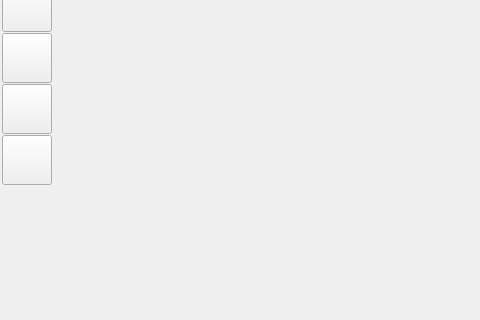
The window that ui/main_window.ui (zkovari/plotlyst) describes before a commit, drawn with Qt 5; both pictures show x 0 to 480 and y 221 to 541 of the 865 by 665 pixel window.
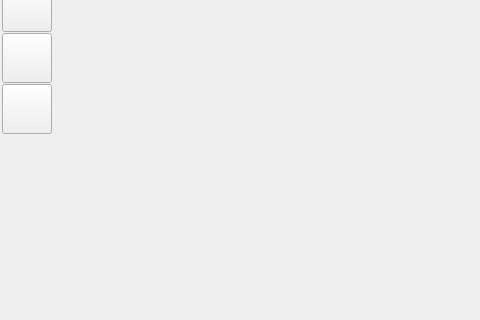
The same window after the commit. The open tabs and pages were chosen to show the change.

Commit message: Move reports to new panel

Patch:
```diff
--- a/ui/main_window.ui
+++ b/ui/main_window.ui
@@ -346,46 +346,6 @@
              </attribute>
             </widget>
            </item>
-           <item>
-            <widget class="QToolButton" name="btnReport">
-             <property name="minimumSize">
-              <size>
-               <width>50</width>
-               <height>50</height>
-              </size>
-             </property>
-             <property name="maximumSize">
-              <size>
-               <width>50</width>
-               <height>50</height>
-              </size>
-             </property>
-             <property name="cursor">
-              <cursorShape>PointingHandCursor</cursorShape>
-             </property>
-             <property name="toolTip">
-              <string>Reports</string>
-             </property>
-             <property name="text">
-              <string/>
-             </property>
-             <property name="iconSize">
-              <size>
-               <width>32</width>
-               <height>32</height>
-              </size>
-             </property>
-             <property name="checkable">
-              <bool>true</bool>
-             </property>
-             <property name="base" stdset="0">
-              <bool>true</bool>
-             </property>
-             <attribute name="buttonGroup">
-              <string notr="true">buttonGroup</string>
-             </attribute>
-            </widget>
-           </item>
            <item>
             <spacer name="verticalSpacer">
              <property name="orientation">
```
Left out of the diff: 38 changed lines with no effect on the pictures. The commit also changes 4 other files.
